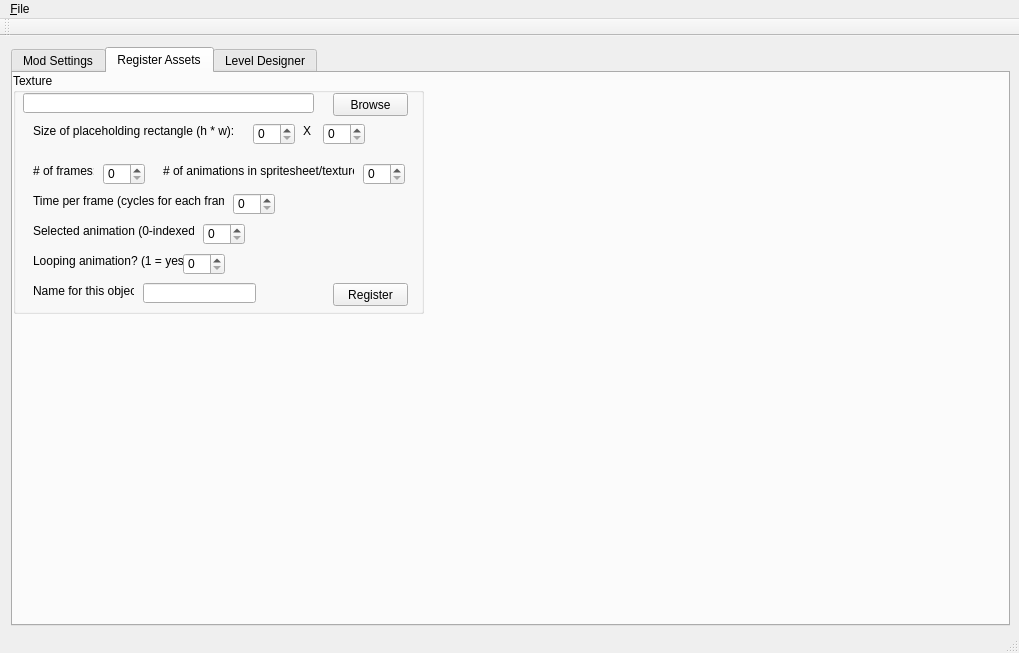
The window that Editor/Level_Designer/mainwindow.ui (kiseitai3/Engine_Eureka) describes before a commit, drawn with Qt 5.
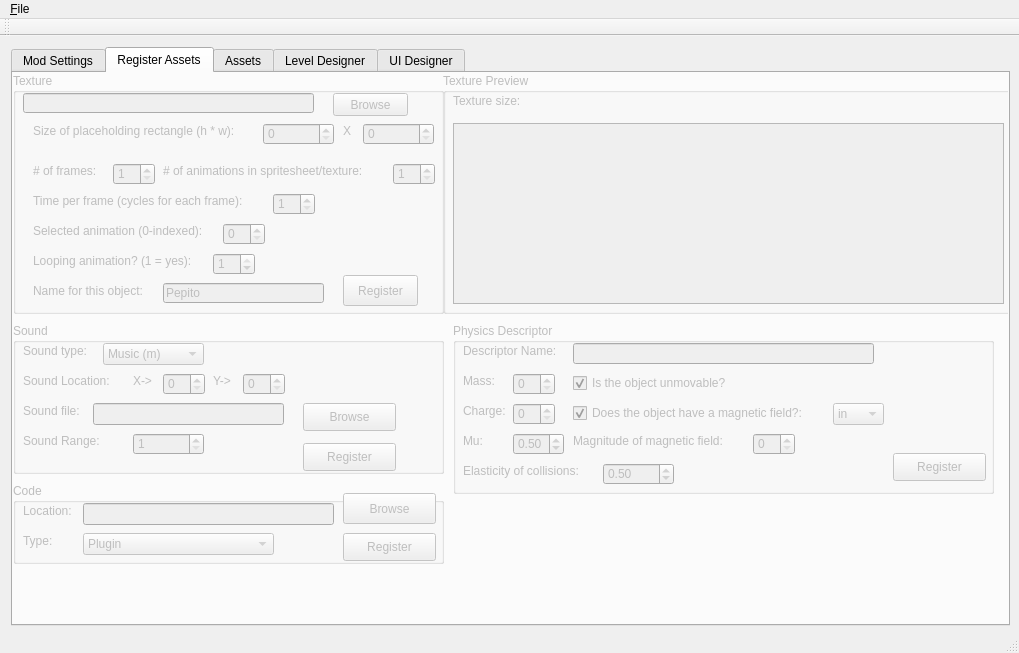
The same window after the commit. The open tabs and pages were chosen to show the change.

```diff
--- a/Editor/Level_Designer/mainwindow.ui
+++ b/Editor/Level_Designer/mainwindow.ui
@@ -24,6 +24,9 @@
      </rect>
     </property>
     <layout class="QGridLayout" name="gLWindow">
+     <property name="sizeConstraint">
+      <enum>QLayout::SetNoConstraint</enum>
+     </property>
      <item row="0" column="0">
       <widget class="QTabWidget" name="twTabs">
        <property name="currentIndex">
@@ -192,6 +195,9 @@
         </widget>
        </widget>
        <widget class="QWidget" name="tabRegisterAssets">
+        <property name="enabled">
+         <bool>false</bool>
+        </property>
         <attribute name="title">
          <string>Register Assets</string>
         </attribute>
@@ -200,7 +206,7 @@
           <rect>
            <x>0</x>
            <y>0</y>
-           <width>411</width>
+           <width>431</width>
            <height>241</height>
           </rect>
          </property>
@@ -235,7 +241,7 @@
            <rect>
             <x>20</x>
             <y>50</y>
-            <width>201</width>
+            <width>231</width>
             <height>16</height>
            </rect>
           </property>
@@ -246,17 +252,20 @@
          <widget class="QSpinBox" name="sbHeight">
           <property name="geometry">
            <rect>
-            <x>240</x>
+            <x>250</x>
             <y>50</y>
-            <width>42</width>
+            <width>71</width>
             <height>22</height>
            </rect>
           </property>
+          <property name="maximum">
+           <number>99999999</number>
+          </property>
          </widget>
          <widget class="QLabel" name="label_6">
           <property name="geometry">
            <rect>
-            <x>290</x>
+            <x>330</x>
             <y>50</y>
             <width>16</width>
             <height>16</height>
@@ -269,19 +278,22 @@
          <widget class="QSpinBox" name="sbWidth">
           <property name="geometry">
            <rect>
-            <x>310</x>
+            <x>350</x>
             <y>50</y>
-            <width>42</width>
+            <width>71</width>
             <height>22</height>
            </rect>
           </property>
+          <property name="maximum">
+           <number>99999999</number>
+          </property>
          </widget>
          <widget class="QLabel" name="label_7">
           <property name="geometry">
            <rect>
             <x>20</x>
             <y>90</y>
-            <width>61</width>
+            <width>81</width>
             <height>16</height>
            </rect>
           </property>
@@ -292,19 +304,25 @@
          <widget class="QSpinBox" name="sbFrames">
           <property name="geometry">
            <rect>
-            <x>90</x>
+            <x>100</x>
             <y>90</y>
             <width>42</width>
             <height>22</height>
            </rect>
           </property>
+          <property name="minimum">
+           <number>1</number>
+          </property>
+          <property name="maximum">
+           <number>99999999</number>
+          </property>
          </widget>
          <widget class="QLabel" name="label_8">
           <property name="geometry">
            <rect>
             <x>150</x>
             <y>90</y>
-            <width>191</width>
+            <width>231</width>
             <height>16</height>
            </rect>
           </property>
@@ -315,19 +333,25 @@
          <widget class="QSpinBox" name="sbAnimCounter">
           <property name="geometry">
            <rect>
-            <x>350</x>
+            <x>380</x>
             <y>90</y>
             <width>42</width>
             <height>22</height>
            </rect>
           </property>
+          <property name="minimum">
+           <number>1</number>
+          </property>
+          <property name="maximum">
+           <number>99999999</number>
+          </property>
          </widget>
          <widget class="QLabel" name="label_9">
           <property name="geometry">
            <rect>
             <x>20</x>
             <y>120</y>
-            <width>191</width>
+            <width>241</width>
             <height>16</height>
            </rect>
           </property>
@@ -338,19 +362,28 @@
          <widget class="QSpinBox" name="sbTimePerFrame">
           <property name="geometry">
            <rect>
-            <x>220</x>
+            <x>260</x>
             <y>120</y>
             <width>42</width>
             <height>22</height>
            </rect>
           </property>
+          <property name="minimum">
+           <number>1</number>
+          </property>
+          <property name="maximum">
+           <number>99999999</number>
+          </property>
+          <property name="value">
+           <number>1</number>
+          </property>
          </widget>
          <widget class="QLabel" name="label_10">
           <property name="geometry">
            <rect>
             <x>20</x>
             <y>150</y>
-            <width>161</width>
+            <width>191</width>
             <height>16</height>
            </rect>
           </property>
@@ -364,7 +397,7 @@
          <widget class="QSpinBox" name="sbAnimNum">
           <property name="geometry">
            <rect>
-            <x>190</x>
+            <x>210</x>
             <y>150</y>
             <width>42</width>
             <height>22</height>
@@ -376,7 +409,7 @@
            <rect>
             <x>20</x>
             <y>180</y>
-            <width>151</width>
+            <width>181</width>
             <height>16</height>
            </rect>
           </property>
@@ -387,7 +420,7 @@
          <widget class="QSpinBox" name="sbLoop">
           <property name="geometry">
            <rect>
-            <x>170</x>
+            <x>200</x>
             <y>180</y>
             <width>42</width>
             <height>22</height>
@@ -396,14 +429,17 @@
           <property name="maximum">
            <number>1</number>
           </property>
+          <property name="value">
+           <number>1</number>
+          </property>
          </widget>
          <widget class="QPushButton" name="pbRegTexture">
           <property name="geometry">
            <rect>
-            <x>320</x>
-            <y>210</y>
+            <x>330</x>
+            <y>202</y>
             <width>75</width>
-            <height>23</height>
+            <height>31</height>
            </rect>
           </property>
           <property name="text">
@@ -415,7 +451,7 @@
            <rect>
             <x>20</x>
             <y>210</y>
-            <width>101</width>
+            <width>131</width>
             <height>16</height>
            </rect>
           </property>
@@ -426,12 +462,827 @@
          <widget class="QLineEdit" name="leTexName">
           <property name="geometry">
            <rect>
-            <x>130</x>
+            <x>150</x>
             <y>210</y>
-            <width>113</width>
+            <width>161</width>
             <height>20</height>
            </rect>
           </property>
+          <property name="text">
+           <string>Pepito</string>
+          </property>
+         </widget>
+        </widget>
+        <widget class="QWidget" name="gridLayoutWidget_2">
+         <property name="geometry">
+          <rect>
+           <x>0</x>
+           <y>0</y>
+           <width>2</width>
+           <height>2</height>
+          </rect>
+         </property>
+         <layout class="QGridLayout" name="gridLayout">
+          <property name="sizeConstraint">
+           <enum>QLayout::SetNoConstraint</enum>
+          </property>
+         </layout>
+        </widget>
+        <widget class="QGroupBox" name="groupBox_5">
+         <property name="geometry">
+          <rect>
+           <x>0</x>
+           <y>250</y>
+           <width>431</width>
+           <height>151</height>
+          </rect>
+         </property>
+         <property name="title">
+          <string>Sound</string>
+         </property>
+         <widget class="QComboBox" name="cbSoundType">
+          <property name="geometry">
+           <rect>
+            <x>90</x>
+            <y>20</y>
+            <width>101</width>
+            <height>22</height>
+           </rect>
+          </property>
+          <item>
+           <property name="text">
+            <string>Music (m)</string>
+           </property>
+          </item>
+          <item>
+           <property name="text">
+            <string>Effect (e)</string>
+           </property>
+          </item>
+          <item>
+           <property name="text">
+            <string>Random audio (a)</string>
+           </property>
+          </item>
+         </widget>
+         <widget class="QLabel" name="label_13">
+          <property name="geometry">
+           <rect>
+            <x>10</x>
+            <y>20</y>
+            <width>71</width>
+            <height>16</height>
+           </rect>
+          </property>
+          <property name="text">
+           <string>Sound type: </string>
+          </property>
+         </widget>
+         <widget class="QLabel" name="label_14">
+          <property name="geometry">
+           <rect>
+            <x>10</x>
+            <y>50</y>
+            <width>101</width>
+            <height>16</height>
+           </rect>
+          </property>
+          <property name="text">
+           <string>Sound Location:</string>
+          </property>
+         </widget>
+         <widget class="QLabel" name="label_15">
+          <property name="geometry">
+           <rect>
+            <x>120</x>
+            <y>50</y>
+            <width>21</width>
+            <height>16</height>
+           </rect>
+          </property>
+          <property name="text">
+           <string>X-&gt;</string>
+          </property>
+         </widget>
+         <widget class="QSpinBox" name="sbSoundX">
+          <property name="geometry">
+           <rect>
+            <x>150</x>
+            <y>50</y>
+            <width>42</width>
+            <height>22</height>
+           </rect>
+          </property>
+          <property name="maximum">
+           <number>99999999</number>
+          </property>
+         </widget>
+         <widget class="QSpinBox" name="sbSoundY">
+          <property name="geometry">
+           <rect>
+            <x>230</x>
+            <y>50</y>
+            <width>42</width>
+            <height>22</height>
+           </rect>
+          </property>
+          <property name="maximum">
+           <number>99999999</number>
+          </property>
+         </widget>
+         <widget class="QLabel" name="label_16">
+          <property name="geometry">
+           <rect>
+            <x>200</x>
+            <y>50</y>
+            <width>21</width>
+            <height>16</height>
+           </rect>
+          </property>
+          <property name="text">
+           <string>Y-&gt;</string>
+          </property>
+         </widget>
+         <widget class="QLabel" name="label_17">
+          <property name="geometry">
+           <rect>
+            <x>10</x>
+            <y>80</y>
+            <width>71</width>
+            <height>16</height>
+           </rect>
+          </property>
+          <property name="text">
+           <string>Sound file: </string>
+          </property>
+         </widget>
+         <widget class="QLineEdit" name="leSoundLoc">
+          <property name="geometry">
+           <rect>
+            <x>80</x>
+            <y>80</y>
+            <width>191</width>
+            <height>22</height>
+           </rect>
+          </property>
+         </widget>
+         <widget class="QPushButton" name="pbSoundBrowse">
+          <property name="geometry">
+           <rect>
+            <x>290</x>
+            <y>80</y>
+            <width>93</width>
+            <height>28</height>
+           </rect>
+          </property>
+          <property name="text">
+           <string>Browse</string>
+          </property>
+         </widget>
+         <widget class="QPushButton" name="pbRegSound">
+          <property name="geometry">
+           <rect>
+            <x>290</x>
+            <y>120</y>
+            <width>93</width>
+            <height>28</height>
+           </rect>
+          </property>
+          <property name="text">
+           <string>Register</string>
+          </property>
+         </widget>
+         <widget class="QLabel" name="label_27">
+          <property name="geometry">
+           <rect>
+            <x>10</x>
+            <y>110</y>
+            <width>91</width>
+            <height>16</height>
+           </rect>
+          </property>
+          <property name="text">
+           <string>Sound Range: </string>
+          </property>
+         </widget>
+         <widget class="QSpinBox" name="sbSoundRange">
+          <property name="geometry">
+           <rect>
+            <x>120</x>
+            <y>110</y>
+            <width>71</width>
+            <height>22</height>
+           </rect>
+          </property>
+          <property name="minimum">
+           <number>1</number>
+          </property>
+          <property name="maximum">
+           <number>99999</number>
+          </property>
+         </widget>
+        </widget>
+        <widget class="QGroupBox" name="groupBox_6">
+         <property name="geometry">
+          <rect>
+           <x>0</x>
+           <y>410</y>
+           <width>431</width>
+           <height>81</height>
+          </rect>
+         </property>
+         <property name="title">
+          <string>Code</string>
+         </property>
+         <widget class="QLabel" name="label_18">
+          <property name="geometry">
+           <rect>
+            <x>10</x>
+            <y>20</y>
+            <width>51</width>
+            <height>16</height>
+           </rect>
+          </property>
+          <property name="text">
+           <string>Location:</string>
+          </property>
+         </widget>
+         <widget class="QLineEdit" name="leCodeLoc">
+          <property name="geometry">
+           <rect>
+            <x>70</x>
+            <y>20</y>
+            <width>251</width>
+            <height>22</height>
+           </rect>
+          </property>
+         </widget>
+         <widget class="QPushButton" name="pbCodeBrowse">
+          <property name="geometry">
+           <rect>
+            <x>330</x>
+            <y>10</y>
+            <width>93</width>
+            <height>31</height>
+           </rect>
+          </property>
+          <property name="text">
+           <string>Browse</string>
+          </property>
+         </widget>
+         <widget class="QPushButton" name="pbRegCode">
+          <property name="geometry">
+           <rect>
+            <x>330</x>
+            <y>50</y>
+            <width>93</width>
+            <height>28</height>
+           </rect>
+          </property>
+          <property name="text">
+           <string>Register</string>
+          </property>
+         </widget>
+         <widget class="QLabel" name="label_19">
+          <property name="geometry">
+           <rect>
+            <x>10</x>
+            <y>50</y>
+            <width>31</width>
+            <height>16</height>
+           </rect>
+          </property>
+          <property name="text">
+           <string>Type:</string>
+          </property>
+         </widget>
+         <widget class="QComboBox" name="cbCodeType">
+          <property name="geometry">
+           <rect>
+            <x>70</x>
+            <y>50</y>
+            <width>191</width>
+            <height>22</height>
+           </rect>
+          </property>
+          <item>
+           <property name="text">
+            <string>Plugin</string>
+           </property>
+          </item>
+          <item>
+           <property name="text">
+            <string>Script</string>
+           </property>
+          </item>
+         </widget>
+        </widget>
+        <widget class="QGroupBox" name="groupBox_7">
+         <property name="geometry">
+          <rect>
+           <x>430</x>
+           <y>0</y>
+           <width>571</width>
+           <height>241</height>
+          </rect>
+         </property>
+         <property name="title">
+          <string>Texture Preview</string>
+         </property>
+         <widget class="QLabel" name="lbTextInfo">
+          <property name="geometry">
+           <rect>
+            <x>10</x>
+            <y>20</y>
+            <width>551</width>
+            <height>16</height>
+           </rect>
+          </property>
+          <property name="text">
+           <string>Texture size:</string>
+          </property>
+         </widget>
+         <widget class="QGraphicsView" name="gvTexturePreview">
+          <property name="geometry">
+           <rect>
+            <x>10</x>
+            <y>50</y>
+            <width>551</width>
+            <height>181</height>
+           </rect>
+          </property>
+         </widget>
+        </widget>
+        <widget class="QGroupBox" name="groupBox_8">
+         <property name="geometry">
+          <rect>
+           <x>440</x>
+           <y>250</y>
+           <width>541</width>
+           <height>171</height>
+          </rect>
+         </property>
+         <property name="title">
+          <string>Physics Descriptor</string>
+         </property>
+         <widget class="QLabel" name="label_20">
+          <property name="geometry">
+           <rect>
+            <x>10</x>
+            <y>50</y>
+            <width>41</width>
+            <height>16</height>
+           </rect>
+          </property>
+          <property name="text">
+           <string>Mass:</string>
+          </property>
+         </widget>
+         <widget class="QLabel" name="label_21">
+          <property name="geometry">
+           <rect>
+            <x>10</x>
+            <y>20</y>
+            <width>101</width>
+            <height>16</height>
+           </rect>
+          </property>
+          <property name="text">
+           <string>Descriptor Name:</string>
+          </property>
+         </widget>
+         <widget class="QLineEdit" name="lePhysName">
+          <property name="geometry">
+           <rect>
+            <x>120</x>
+            <y>20</y>
+            <width>301</width>
+            <height>21</height>
+           </rect>
+          </property>
+         </widget>
+         <widget class="QSpinBox" name="sbMass">
+          <property name="geometry">
+           <rect>
+            <x>60</x>
+            <y>50</y>
+            <width>42</width>
+            <height>22</height>
+           </rect>
+          </property>
+          <property name="maximum">
+           <number>9999999</number>
+          </property>
+         </widget>
+         <widget class="QLabel" name="label_22">
+          <property name="geometry">
+           <rect>
+            <x>10</x>
+            <y>80</y>
+            <width>51</width>
+            <height>16</height>
+           </rect>
+          </property>
+          <property name="text">
+           <string>Charge:</string>
+          </property>
+         </widget>
+         <widget class="QSpinBox" name="sbCharge">
+          <property name="geometry">
+           <rect>
+            <x>60</x>
+            <y>80</y>
+            <width>42</width>
+            <height>22</height>
+           </rect>
+          </property>
+          <property name="maximum">
+           <number>999999</number>
+          </property>
+         </widget>
+         <widget class="QLabel" name="label_23">
+          <property name="geometry">
+           <rect>
+            <x>10</x>
+            <y>110</y>
+            <width>31</width>
+            <height>16</height>
+           </rect>
+          </property>
+          <property name="text">
+           <string>Mu:</string>
+          </property>
+         </widget>
+         <widget class="QDoubleSpinBox" name="dsbMu">
+          <property name="geometry">
+           <rect>
+            <x>60</x>
+            <y>110</y>
+            <width>51</width>
+            <height>22</height>
+           </rect>
+          </property>
+          <property name="maximum">
+           <double>1.000000000000000</double>
+          </property>
+          <property name="singleStep">
+           <double>0.010000000000000</double>
+          </property>
+          <property name="value">
+           <double>0.500000000000000</double>
+          </property>
+         </widget>
+         <widget class="QCheckBox" name="cbUnmovable">
+          <property name="geometry">
+           <rect>
+            <x>120</x>
+            <y>50</y>
+            <width>171</width>
+            <height>20</height>
+           </rect>
+          </property>
+          <property name="toolTip">
+           <string>&lt;html&gt;&lt;head/&gt;&lt;body&gt;&lt;p&gt;&lt;span style=&quot; font-weight:600;&quot;&gt;Warning&lt;/span&gt;: checking this box will mean that the engine will ignore updating the objects physical position despite computing the forces that act on it!&lt;/p&gt;&lt;/body&gt;&lt;/html&gt;</string>
+          </property>
+          <property name="text">
+           <string>Is the object unmovable?</string>
+          </property>
+          <property name="checked">
+           <bool>true</bool>
+          </property>
+         </widget>
+         <widget class="QCheckBox" name="cbHasMagnetic">
+          <property name="geometry">
+           <rect>
+            <x>120</x>
+            <y>80</y>
+            <width>251</width>
+            <height>20</height>
+           </rect>
+          </property>
+          <property name="text">
+           <string>Does the object have a magnetic field?:</string>
+          </property>
+          <property name="checked">
+           <bool>true</bool>
+          </property>
+         </widget>
+         <widget class="QLabel" name="label_24">
+          <property name="geometry">
+           <rect>
+            <x>120</x>
+            <y>110</y>
+            <width>171</width>
+            <height>16</height>
+           </rect>
+          </property>
+          <property name="text">
+           <string>Magnitude of magnetic field:</string>
+          </property>
+         </widget>
+         <widget class="QSpinBox" name="sbMagneticField">
+          <property name="geometry">
+           <rect>
+            <x>300</x>
+            <y>110</y>
+            <width>42</width>
+            <height>22</height>
+           </rect>
+          </property>
+          <property name="maximum">
+           <number>9999999</number>
+          </property>
+         </widget>
+         <widget class="QLabel" name="label_25">
+          <property name="geometry">
+           <rect>
+            <x>10</x>
+            <y>140</y>
+            <width>131</width>
+            <height>16</height>
+           </rect>
+          </property>
+          <property name="text">
+           <string>Elasticity of collisions:</string>
+          </property>
+         </widget>
+         <widget class="QDoubleSpinBox" name="dsbElasticity">
+          <property name="geometry">
+           <rect>
+            <x>150</x>
+            <y>140</y>
+            <width>71</width>
+            <height>22</height>
+           </rect>
+          </property>
+          <property name="maximum">
+           <double>1.000000000000000</double>
+          </property>
+          <property name="singleStep">
+           <double>0.010000000000000</double>
+          </property>
+          <property name="value">
+           <double>0.500000000000000</double>
+          </property>
+         </widget>
+         <widget class="QPushButton" name="pbRegPhys">
+          <property name="geometry">
+           <rect>
+            <x>440</x>
+            <y>130</y>
+            <width>93</width>
+            <height>28</height>
+           </rect>
+          </property>
+          <property name="text">
+           <string>Register</string>
+          </property>
+         </widget>
+         <widget class="QComboBox" name="cbMagneticDirection">
+          <property name="geometry">
+           <rect>
+            <x>380</x>
+            <y>80</y>
+            <width>51</width>
+            <height>22</height>
+           </rect>
+          </property>
+          <item>
+           <property name="text">
+            <string>in</string>
+           </property>
+          </item>
+          <item>
+           <property name="text">
+            <string>out</string>
+           </property>
+          </item>
+         </widget>
+        </widget>
+       </widget>
+       <widget class="QWidget" name="tabAssets">
+        <property name="enabled">
+         <bool>false</bool>
+        </property>
+        <attribute name="title">
+         <string>Assets</string>
+        </attribute>
+        <widget class="QGroupBox" name="gbBaseAssets">
+         <property name="geometry">
+          <rect>
+           <x>0</x>
+           <y>10</y>
+           <width>481</width>
+           <height>551</height>
+          </rect>
+         </property>
+         <property name="title">
+          <string>Base Assets</string>
+         </property>
+         <widget class="QPushButton" name="pbDelAsset">
+          <property name="geometry">
+           <rect>
+            <x>10</x>
+            <y>470</y>
+            <width>151</width>
+            <height>28</height>
+           </rect>
+          </property>
+          <property name="text">
+           <string>Delete Selected Asset</string>
+          </property>
+         </widget>
+         <widget class="QTreeWidget" name="tvBaseAssets">
+          <property name="geometry">
+           <rect>
+            <x>10</x>
+            <y>20</y>
+            <width>461</width>
+            <height>441</height>
+           </rect>
+          </property>
+          <property name="allColumnsShowFocus">
+           <bool>false</bool>
+          </property>
+          <column>
+           <property name="text">
+            <string>Name</string>
+           </property>
+          </column>
+          <item>
+           <property name="text">
+            <string>Texture</string>
+           </property>
+          </item>
+          <item>
+           <property name="text">
+            <string>Sound</string>
+           </property>
+          </item>
+          <item>
+           <property name="text">
+            <string>Plugin</string>
+           </property>
+          </item>
+          <item>
+           <property name="text">
+            <string>Script</string>
+           </property>
+          </item>
+          <item>
+           <property name="text">
+            <string>Physics</string>
+           </property>
+          </item>
+         </widget>
+        </widget>
+        <widget class="QGroupBox" name="gbRegisteredObjects">
+         <property name="geometry">
+          <rect>
+           <x>490</x>
+           <y>10</y>
+           <width>511</width>
+           <height>551</height>
+          </rect>
+         </property>
+         <property name="title">
+          <string>Game Objects</string>
+         </property>
+         <widget class="QPushButton" name="pbNewObj">
+          <property name="geometry">
+           <rect>
+            <x>370</x>
+            <y>470</y>
+            <width>131</width>
+            <height>28</height>
+           </rect>
+          </property>
+          <property name="text">
+           <string>Create New Object</string>
+          </property>
+         </widget>
+         <widget class="QPushButton" name="pbDelObj">
+          <property name="geometry">
+           <rect>
+            <x>10</x>
+            <y>510</y>
+            <width>161</width>
+            <height>28</height>
+           </rect>
+          </property>
+          <property name="text">
+           <string>Delete Selected Object</string>
+          </property>
+         </widget>
+         <widget class="QComboBox" name="cbObjType">
+          <property name="geometry">
+           <rect>
+            <x>10</x>
+            <y>470</y>
+            <width>351</width>
+            <height>22</height>
+           </rect>
+          </property>
+          <item>
+           <property name="text">
+            <string>Environment Object</string>
+           </property>
+          </item>
+          <item>
+           <property name="text">
+            <string>Cursor</string>
+           </property>
+          </item>
+          <item>
+           <property name="text">
+            <string>Cursorset</string>
+           </property>
+          </item>
+          <item>
+           <property name="text">
+            <string>Layer</string>
+           </property>
+          </item>
+          <item>
+           <property name="text">
+            <string>Layerset</string>
+           </property>
+          </item>
+          <item>
+           <property name="text">
+            <string>Locale</string>
+           </property>
+          </item>
+          <item>
+           <property name="text">
+            <string>Trigger</string>
+           </property>
+          </item>
+          <item>
+           <property name="text">
+            <string>Unit</string>
+           </property>
+          </item>
+          <item>
+           <property name="text">
+            <string>UI</string>
+           </property>
+          </item>
+         </widget>
+         <widget class="QTreeWidget" name="tvRegisteredObjects">
+          <property name="geometry">
+           <rect>
+            <x>10</x>
+            <y>20</y>
+            <width>491</width>
+            <height>441</height>
+           </rect>
+          </property>
+          <column>
+           <property name="text">
+            <string>Name</string>
+           </property>
+          </column>
+          <item>
+           <property name="text">
+            <string>Unit</string>
+           </property>
+          </item>
+          <item>
+           <property name="text">
+            <string>Trigger</string>
+           </property>
+          </item>
+          <item>
+           <property name="text">
+            <string>Locale</string>
+           </property>
+          </item>
+          <item>
+           <property name="text">
+            <string>UI</string>
+           </property>
+          </item>
+          <item>
+           <property name="text">
+            <string>Cursor</string>
+           </property>
+          </item>
+          <item>
+           <property name="text">
+            <string>Cursorset</string>
+           </property>
+          </item>
+          <item>
+           <property name="text">
+            <string>Layer</string>
+           </property>
+          </item>
+          <item>
+           <property name="text">
+            <string>Layerset</string>
+           </property>
+          </item>
          </widget>
         </widget>
        </widget>
@@ -439,6 +1290,203 @@
         <attribute name="title">
          <string>Level Designer</string>
         </attribute>
+        <widget class="QGroupBox" name="gbObjects">
+         <property name="geometry">
+          <rect>
+           <x>0</x>
+           <y>0</y>
+           <width>281</width>
+           <height>561</height>
+          </rect>
+         </property>
+         <property name="title">
+          <string>Objects </string>
+         </property>
+         <widget class="QPushButton" name="pbUndoObj">
+          <property name="geometry">
+           <rect>
+            <x>10</x>
+            <y>530</y>
+            <width>93</width>
+            <height>28</height>
+           </rect>
+          </property>
+          <property name="text">
+           <string>Undo</string>
+          </property>
+         </widget>
+         <widget class="QTreeWidget" name="tvObjList">
+          <property name="geometry">
+           <rect>
+            <x>0</x>
+            <y>20</y>
+            <width>271</width>
+            <height>501</height>
+           </rect>
+          </property>
+          <column>
+           <property name="text">
+            <string>Name</string>
+           </property>
+          </column>
+         </widget>
+         <widget class="QPushButton" name="pbRemoveObj">
+          <property name="geometry">
+           <rect>
+            <x>120</x>
+            <y>530</y>
+            <width>93</width>
+            <height>28</height>
+           </rect>
+          </property>
+          <property name="text">
+           <string>Remove</string>
+          </property>
+         </widget>
+        </widget>
+        <widget class="QGroupBox" name="gbGamePreview">
+         <property name="geometry">
+          <rect>
+           <x>290</x>
+           <y>0</y>
+           <width>721</width>
+           <height>561</height>
+          </rect>
+         </property>
+         <property name="title">
+          <string>Game World Preview (real time)</string>
+         </property>
+         <widget class="QGraphicsView" name="gvGamePreview">
+          <property name="geometry">
+           <rect>
+            <x>0</x>
+            <y>20</y>
+            <width>711</width>
+            <height>531</height>
+           </rect>
+          </property>
+          <property name="contextMenuPolicy">
+           <enum>Qt::CustomContextMenu</enum>
+          </property>
+          <property name="acceptDrops">
+           <bool>false</bool>
+          </property>
+          <property name="renderHints">
+           <set>QPainter::Antialiasing|QPainter::HighQualityAntialiasing|QPainter::SmoothPixmapTransform|QPainter::TextAntialiasing</set>
+          </property>
+         </widget>
+        </widget>
+       </widget>
+       <widget class="QWidget" name="tabUIDesigner">
+        <property name="enabled">
+         <bool>false</bool>
+        </property>
+        <attribute name="title">
+         <string>UI Designer</string>
+        </attribute>
+        <widget class="QGroupBox" name="groupBox_4">
+         <property name="geometry">
+          <rect>
+           <x>0</x>
+           <y>10</y>
+           <width>261</width>
+           <height>551</height>
+          </rect>
+         </property>
+         <property name="title">
+          <string>UI Objects</string>
+         </property>
+         <widget class="QPushButton" name="pushButton">
+          <property name="geometry">
+           <rect>
+            <x>10</x>
+            <y>490</y>
+            <width>93</width>
+            <height>28</height>
+           </rect>
+          </property>
+          <property name="text">
+           <string>Undo</string>
+          </property>
+         </widget>
+         <widget class="QPushButton" name="pbClearUI">
+          <property name="geometry">
+           <rect>
+            <x>10</x>
+            <y>520</y>
+            <width>93</width>
+            <height>28</height>
+           </rect>
+          </property>
+          <property name="text">
+           <string>Clear</string>
+          </property>
+         </widget>
+         <widget class="QPushButton" name="pushButton_3">
+          <property name="geometry">
+           <rect>
+            <x>110</x>
+            <y>490</y>
+            <width>93</width>
+            <height>28</height>
+           </rect>
+          </property>
+          <property name="text">
+           <string>Save UI</string>
+          </property>
+         </widget>
+         <widget class="QTreeWidget" name="tvUIElements">
+          <property name="geometry">
+           <rect>
+            <x>10</x>
+            <y>20</y>
+            <width>241</width>
+            <height>461</height>
+           </rect>
+          </property>
+          <column>
+           <property name="text">
+            <string>Name</string>
+           </property>
+          </column>
+         </widget>
+         <widget class="QPushButton" name="pbRemovUI">
+          <property name="geometry">
+           <rect>
+            <x>110</x>
+            <y>520</y>
+            <width>93</width>
+            <height>28</height>
+           </rect>
+          </property>
+          <property name="text">
+           <string>Remove</string>
+          </property>
+         </widget>
+        </widget>
+        <widget class="QScrollArea" name="scrollArea">
+         <property name="geometry">
+          <rect>
+           <x>270</x>
+           <y>20</y>
+           <width>731</width>
+           <height>541</height>
+          </rect>
+         </property>
+         <property name="widgetResizable">
+          <bool>true</bool>
+         </property>
+         <widget class="QWidget" name="scrollAreaWidgetContents">
+          <property name="geometry">
+           <rect>
+            <x>0</x>
+            <y>0</y>
+            <width>729</width>
+            <height>539</height>
+           </rect>
+          </property>
+         </widget>
+        </widget>
        </widget>
       </widget>
      </item>
```
Left out of the diff: 58 changed lines with no effect on the pictures.
